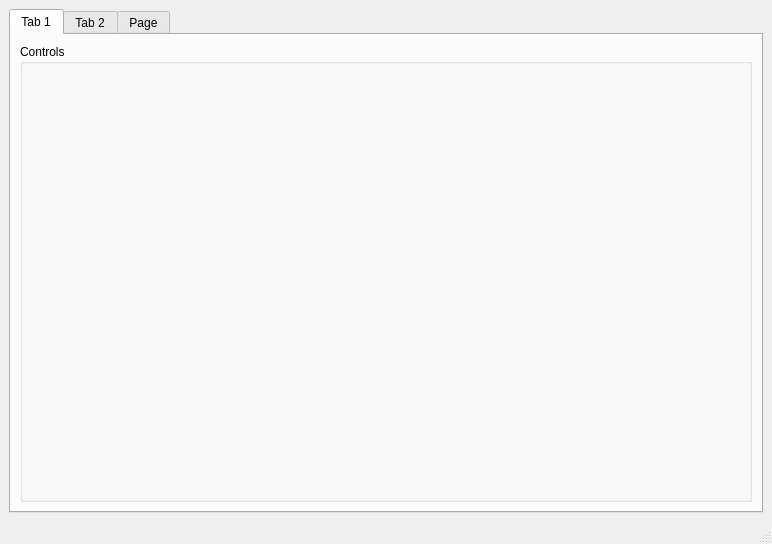
Old version of the form guis/cpmonitor/cpmonitor.ui in the repository kristoftunner/cpgui.
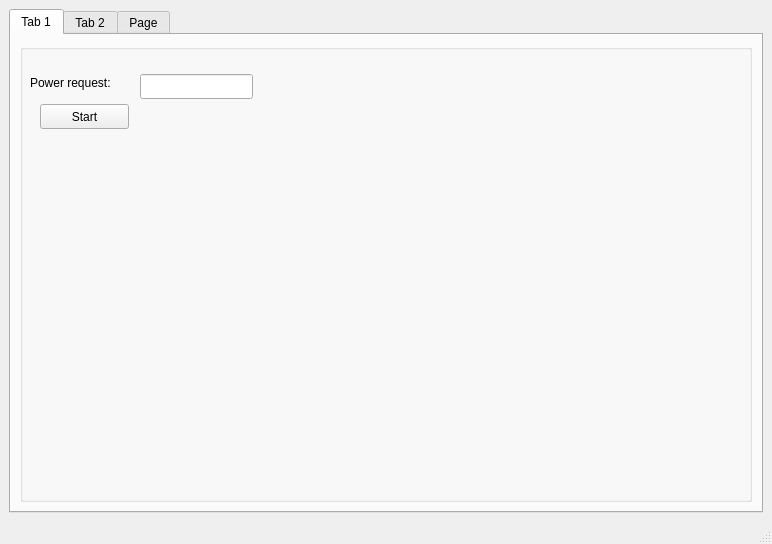
New version of the form. The open tabs and pages were chosen to show the change.

Diff of the .ui file:
```diff
--- a/guis/cpmonitor/cpmonitor.ui
+++ b/guis/cpmonitor/cpmonitor.ui
@@ -26,11 +26,60 @@
        </attribute>
        <layout class="QHBoxLayout" name="horizontalLayout">
         <item>
-         <widget class="QGroupBox" name="control_groupbox">
-          <property name="title">
-           <string>Controls</string>
-          </property>
-         </widget>
+         <layout class="QGridLayout" name="gridLayout">
+          <item row="0" column="0">
+           <widget class="QGroupBox" name="groupBox">
+            <property name="title">
+             <string/>
+            </property>
+            <property name="checkable">
+             <bool>false</bool>
+            </property>
+            <widget class="QLabel" name="label">
+             <property name="geometry">
+              <rect>
+               <x>10</x>
+               <y>30</y>
+               <width>111</width>
+               <height>17</height>
+              </rect>
+             </property>
+             <property name="text">
+              <string>Power request:</string>
+             </property>
+            </widget>
+            <widget class="QLineEdit" name="powerText">
+             <property name="geometry">
+              <rect>
+               <x>120</x>
+               <y>30</y>
+               <width>113</width>
+               <height>25</height>
+              </rect>
+             </property>
+            </widget>
+            <widget class="QPushButton" name="startButton">
+             <property name="geometry">
+              <rect>
+               <x>20</x>
+               <y>60</y>
+               <width>89</width>
+               <height>25</height>
+              </rect>
+             </property>
+             <property name="text">
+              <string>Start</string>
+             </property>
+             <property name="autoDefault">
+              <bool>false</bool>
+             </property>
+             <property name="flat">
+              <bool>false</bool>
+             </property>
+            </widget>
+           </widget>
+          </item>
+         </layout>
         </item>
        </layout>
       </widget>
```
Left out of the diff: 2 changed lines with no effect on the pictures.
